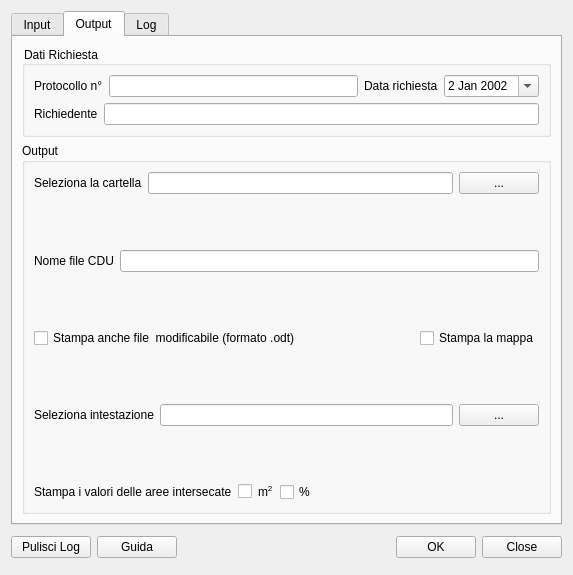
Above: cdu_creator_dialog_base.ui from gtergeomatica/cdu_creator before the change. Below: the same form after it.
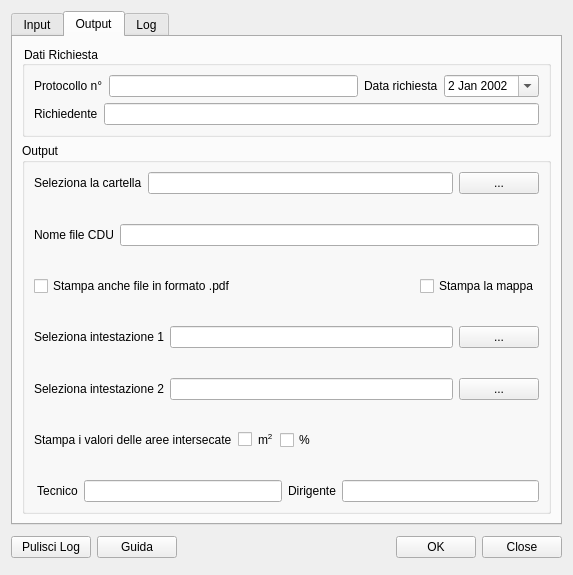
That is the form after the change. The open tabs and pages were chosen to show the change.

Commit message: update plugin isernia

Patch:
```diff
--- a/cdu_creator_dialog_base.ui
+++ b/cdu_creator_dialog_base.ui
@@ -222,8 +222,6 @@
       <attribute name="title">
        <string>Output</string>
       </attribute>
-      <layout class="QGridLayout" name="gridLayout_4">
-       <item row="0" column="0">
         <layout class="QVBoxLayout" name="verticalLayout_5">
          <item>
           <widget class="QGroupBox" name="groupBox_4">
@@ -323,8 +321,6 @@
            <property name="title">
             <string>Output</string>
            </property>
-           <layout class="QHBoxLayout" name="horizontalLayout_18">
-            <item>
              <layout class="QVBoxLayout" name="verticalLayout">
               <item>
                <layout class="QHBoxLayout" name="horizontalLayout_4">
@@ -361,7 +357,7 @@
                 <property name="sizeHint" stdset="0">
                  <size>
                   <width>20</width>
-                  <height>9</height>
+              <height>5</height>
                  </size>
                 </property>
                </spacer>
@@ -388,7 +384,7 @@
                 <property name="sizeHint" stdset="0">
                  <size>
                   <width>20</width>
-                  <height>9</height>
+              <height>6</height>
                  </size>
                 </property>
                </spacer>
@@ -398,7 +394,7 @@
                 <item>
                  <widget class="QCheckBox" name="odtCheckBox">
                   <property name="text">
-                   <string>Stampa anche file  modificabile (formato .odt)</string>
+               <string>Stampa anche file in formato .pdf</string>
                   </property>
                  </widget>
                 </item>
@@ -432,7 +428,7 @@
                 <property name="sizeHint" stdset="0">
                  <size>
                   <width>20</width>
-                  <height>9</height>
+              <height>5</height>
                  </size>
                 </property>
                </spacer>
@@ -442,7 +438,7 @@
                 <item>
                  <widget class="QLabel" name="label">
                   <property name="text">
-                   <string>Seleziona intestazione</string>
+               <string>Seleziona intestazione 1</string>
                   </property>
                  </widget>
                 </item>
@@ -466,7 +462,41 @@
                 <property name="sizeHint" stdset="0">
                  <size>
                   <width>20</width>
-                  <height>9</height>
+              <height>5</height>
+             </size>
+            </property>
+           </spacer>
+          </item>
+          <item>
+           <layout class="QHBoxLayout" name="horizontalLayout_18">
+            <item>
+             <widget class="QLabel" name="label_6">
+              <property name="text">
+               <string>Seleziona intestazione 2</string>
+              </property>
+             </widget>
+            </item>
+            <item>
+             <widget class="QLineEdit" name="urlTxt_2"/>
+            </item>
+            <item>
+             <widget class="QPushButton" name="txtButton_2">
+              <property name="text">
+               <string>...</string>
+              </property>
+             </widget>
+            </item>
+           </layout>
+          </item>
+          <item>
+           <spacer name="verticalSpacer_5">
+            <property name="orientation">
+             <enum>Qt::Vertical</enum>
+            </property>
+            <property name="sizeHint" stdset="0">
+             <size>
+              <width>20</width>
+              <height>6</height>
                  </size>
                 </property>
                </spacer>
@@ -526,12 +556,45 @@
                 </item>
                </layout>
               </item>
-             </layout>
-            </item>
-           </layout>
-          </widget>
-         </item>
-        </layout>
+          <item>
+           <spacer name="verticalSpacer_6">
+            <property name="orientation">
+             <enum>Qt::Vertical</enum>
+            </property>
+            <property name="sizeHint" stdset="0">
+             <size>
+              <width>20</width>
+              <height>5</height>
+             </size>
+            </property>
+           </spacer>
+          </item>
+          <item>
+           <layout class="QHBoxLayout" name="horizontalLayout_5">
+            <item>
+             <widget class="QLabel" name="label_17">
+              <property name="text">
+               <string> Tecnico</string>
+              </property>
+             </widget>
+            </item>
+            <item>
+             <widget class="QLineEdit" name="tecnicoEdit"/>
+            </item>
+            <item>
+             <widget class="QLabel" name="label_18">
+              <property name="text">
+               <string>Dirigente</string>
+              </property>
+             </widget>
+            </item>
+            <item>
+             <widget class="QLineEdit" name="dirigenteEdit"/>
+            </item>
+           </layout>
+          </item>
+         </layout>
+        </widget>
        </item>
       </layout>
      </widget>
```
Left out of the diff: 2 changed lines with no effect on the pictures. Lines whose indentation alone changed are shown as unchanged. The commit also changes 1 other file.
